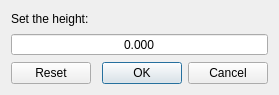
The window that src/gpilot/ui/forms/modals/dlgeditheightmappoint.ui (etet100/AstroCore-GCode-Sender) describes before a commit, drawn with Qt 5.
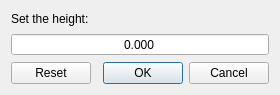
The same window after the commit.

Commit message:
Minimum size for DlgEditHeightmapPoint dialog
Adjust the DlgEditHeightmapPoint UI to ensure a minimum size
of 280x95 pixels, preventing the dialog from being resized too
small and enhancing user interface consistency.

What changed in the file:
```diff
--- a/src/gpilot/ui/forms/modals/dlgeditheightmappoint.ui
+++ b/src/gpilot/ui/forms/modals/dlgeditheightmappoint.ui
@@ -6,10 +6,16 @@
    <rect>
     <x>0</x>
     <y>0</y>
-    <width>279</width>
+    <width>280</width>
     <height>95</height>
    </rect>
   </property>
+  <property name="minimumSize">
+   <size>
+    <width>280</width>
+    <height>95</height>
+   </size>
+  </property>
   <property name="windowTitle">
    <string>Setting height at 0, 0</string>
   </property>
```
